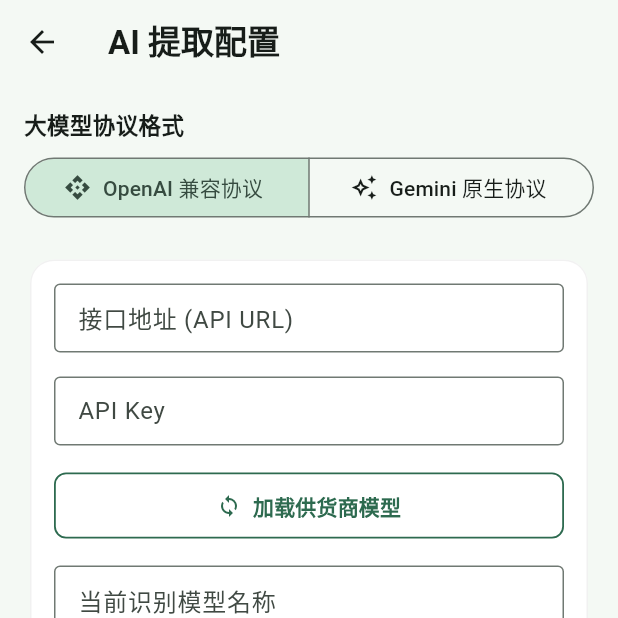
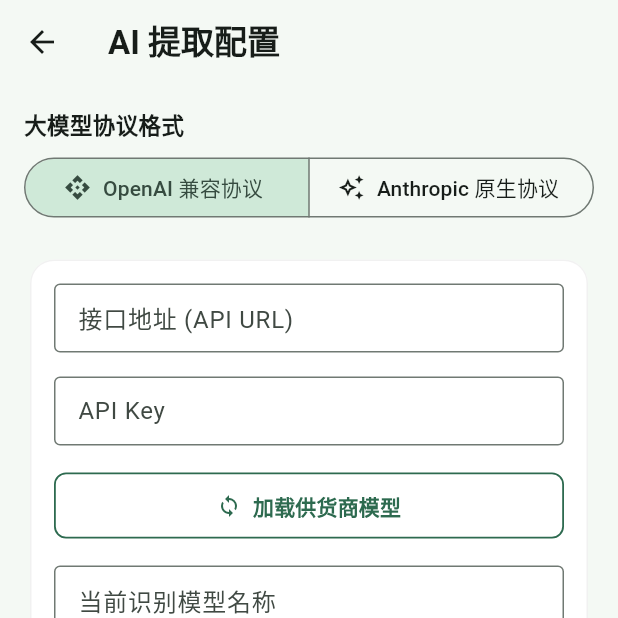
Before and after one commit to lemonsuan/jinxiaocun, a Flutter app: the AiConfigPage screen opened directly with empty values, after a tap on "加载供货商模型", on a phone screen of 412 x 824 dp, the top half of it. Run offline on Flutter 3.47's test engine with Material 3 defaults, Android fonts, the phone set to English and light mode, and no system bars; our stand-ins replace file_picker, image_picker, sqflite; missing offline and left inert: mobile_scanner; accounts and stored records are empty.

Commit message:
feat: 升级 AI 提取第二协议为 Anthropic Messages 标准格式，重构历史入库卡片布局为紧凑的左右结构并支持一键切换结算

```diff
--- a/mobile_app/lib/src/ocr/gemma_extractor.dart
+++ b/mobile_app/lib/src/ocr/gemma_extractor.dart
@@ -29,7 +29,7 @@
     var model = await _database.loadGeminiModel();
 
     if (apiKey.isEmpty) {
-      if (aiFormat == 'gemini') {
+      if (aiFormat == 'gemini' || aiFormat == 'anthropic') {
         apiKey = '';
       } else {
         apiKey = 'sk-7530d0e7a047446591a992ea3c13c9d2';
@@ -37,8 +37,8 @@
     }
 
     if (apiUrl.isEmpty) {
-      if (aiFormat == 'gemini') {
-        apiUrl = 'https://generativelanguage.googleapis.com';
+      if (aiFormat == 'gemini' || aiFormat == 'anthropic') {
+        apiUrl = 'https://api.anthropic.com';
       } else {
         apiUrl = 'https://api.deepseek.com';
       }
@@ -49,8 +49,8 @@
     }
 
     if (model.isEmpty) {
-      if (aiFormat == 'gemini') {
-        model = 'gemini-1.5-flash';
+      if (aiFormat == 'gemini' || aiFormat == 'anthropic') {
+        model = 'claude-3-5-sonnet-20241022';
       } else {
         model = 'deepseek-v4-flash';
       }
@@ -66,36 +66,37 @@
 
     String content = '';
 
-    if (aiFormat == 'gemini') {
+    if (aiFormat == 'gemini' || aiFormat == 'anthropic') {
       final response = await http
           .post(
-            Uri.parse('$apiUrl/v1beta/models/$model:generateContent?key=$apiKey'),
+            Uri.parse('$apiUrl/v1/messages'),
             headers: {
               'Content-Type': 'application/json; charset=utf-8',
+              'x-api-key': apiKey,
+              'anthropic-version': '2023-06-01',
             },
             body: jsonEncode({
-              'contents': [
+              'model': model,
+              'max_tokens': 2048,
+              'system': systemPrompt,
+              'messages': [
                 {
-                  'parts': [
-                    {'text': '$systemPrompt\n\n$userPrompt'}
-                  ]
+                  'role': 'user',
+                  'content': userPrompt,
                 }
               ],
-              'generationConfig': {
-                'responseMimeType': 'application/json',
-                'temperature': 0.0,
-              },
+              'temperature': 0.0,
             }),
           )
           .timeout(const Duration(seconds: 30));
 
       if (response.statusCode != 200) {
         throw Exception(
-            'Gemini API请求失败 (HTTP ${response.statusCode}): ${utf8.decode(response.bodyBytes)}');
+            'Anthropic API请求失败 (HTTP ${response.statusCode}): ${utf8.decode(response.bodyBytes)}');
       }
 
       final data = jsonDecode(utf8.decode(response.bodyBytes));
-      content = data['candidates'][0]['content']['parts'][0]['text'].toString().trim();
+      content = data['content'][0]['text'].toString().trim();
     } else {
       final response = await http
           .post(
--- a/mobile_app/lib/src/ui/ai_config_page.dart
+++ b/mobile_app/lib/src/ui/ai_config_page.dart
@@ -46,10 +46,16 @@
     final model = await widget.database.loadGeminiModel();
 
     setState(() {
-      _selectedFormat = format;
+      _selectedFormat = format == 'gemini' ? 'anthropic' : format;
       _urlController.text = url;
       _keyController.text = key;
-      _modelController.text = model.isNotEmpty ? model : 'deepseek-v4-flash';
+      if (model.isNotEmpty) {
+        _modelController.text = model;
+      } else {
+        _modelController.text = _selectedFormat == 'anthropic'
+            ? 'claude-3-5-sonnet-20241022'
+            : 'deepseek-v4-flash';
+      }
     });
   }
 
@@ -111,21 +117,29 @@
           throw Exception('HTTP ${response.statusCode}: ${response.body}');
         }
       } else {
-        // gemini 格式
+        // anthropic 格式
+        if (url.isEmpty) {
+          throw Exception('请输入接口地址 (API URL)');
+        }
+        var requestUrl = url;
+        if (requestUrl.endsWith('/')) {
+          requestUrl = requestUrl.substring(0, requestUrl.length - 1);
+        }
         final response = await http.get(
-          Uri.parse('https://generativelanguage.googleapis.com/v1beta/models?key=$key'),
+          Uri.parse('$requestUrl/v1/models'),
+          headers: {
+            'x-api-key': key,
+            'anthropic-version': '2023-06-01',
+          },
         ).timeout(const Duration(seconds: 10));
 
         if (response.statusCode == 200) {
           final data = jsonDecode(utf8.decode(response.bodyBytes));
-          if (data is Map && data['models'] is List) {
-            final list = data['models'] as List;
+          if (data is Map && data['data'] is List) {
+            final list = data['data'] as List;
             final models = list
-                .map((m) {
-                  final name = m['name']?.toString() ?? '';
-                  return name.replaceFirst('models/', '');
-                })
-                .where((name) => name.isNotEmpty)
+                .map((m) => m['id']?.toString() ?? '')
+                .where((m) => m.isNotEmpty)
                 .toList();
             setState(() {
               _models = models;
@@ -135,11 +149,11 @@
             });
             if (mounted) {
               ScaffoldMessenger.of(context).showSnackBar(
-                SnackBar(content: Text('成功加载了 ${models.length} 个 Gemini 模型！')),
+                SnackBar(content: Text('成功加载了 ${models.length} 个 Anthropic 模型！')),
               );
             }
           } else {
-            throw Exception('返回数据格式不符合 Gemini 规范');
+            throw Exception('返回数据格式不符合 Anthropic 规范');
           }
         } else {
           throw Exception('HTTP ${response.statusCode}: ${response.body}');
@@ -227,8 +241,8 @@
                           icon: Icon(Icons.api_outlined),
                         ),
                         ButtonSegment<String>(
-                          value: 'gemini',
-                          label: Text('Gemini 原生协议'),
+                          value: 'anthropic',
+                          label: Text('Anthropic 原生协议'),
                           icon: Icon(Icons.auto_awesome_outlined),
                         ),
                       ],
@@ -237,10 +251,10 @@
                         setState(() {
                           _selectedFormat = val.first;
                           _models.clear(); // 清空旧模型列表
-                          if (_selectedFormat == 'gemini') {
+                          if (_selectedFormat == 'anthropic') {
                             _urlController.text =
-                                'https://generativelanguage.googleapis.com';
-                            _modelController.text = 'gemini-1.5-flash';
+                                'https://api.anthropic.com';
+                            _modelController.text = 'claude-3-5-sonnet-20241022';
                           } else {
                             _urlController.text = 'https://api.deepseek.com';
                             _modelController.text = 'deepseek-v4-flash';
@@ -264,7 +278,7 @@
                       child: Column(
                         crossAxisAlignment: CrossAxisAlignment.start,
                         children: [
-                          if (_selectedFormat == 'openai') ...[
+                          if (_selectedFormat == 'openai' || _selectedFormat == 'anthropic') ...[
                             TextFormField(
                               controller: _urlController,
                               decoration: const InputDecoration(
```
Also changed, not shown: mobile_app/lib/src/ui/app_home.dart (+54 -16 lines).
